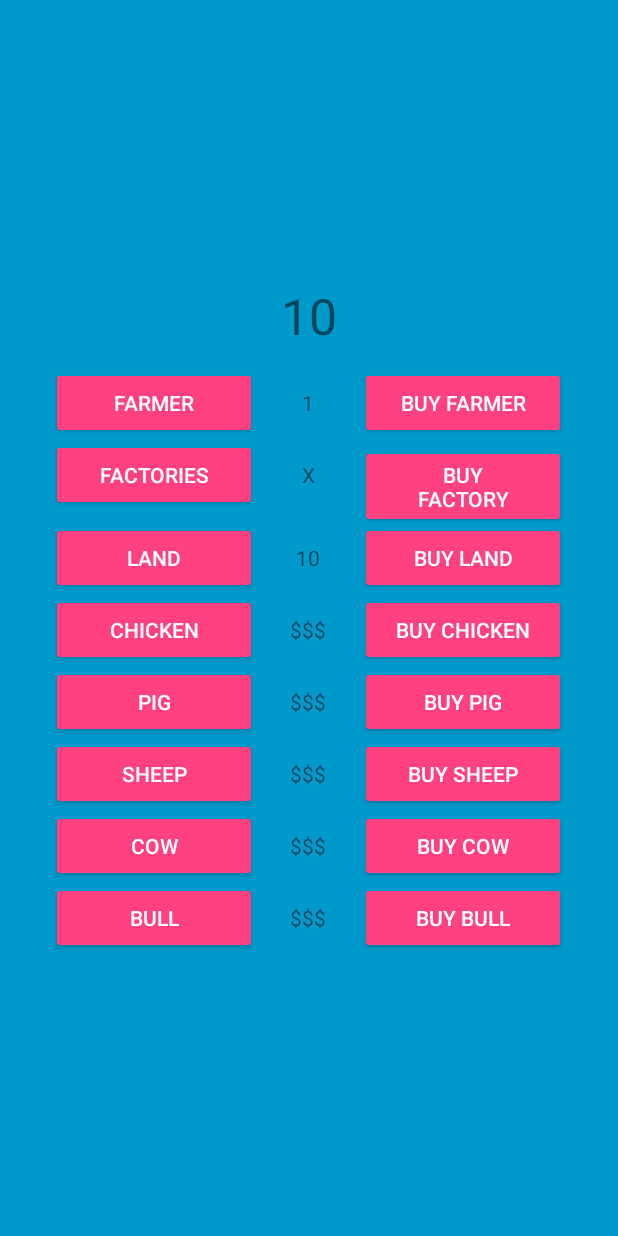
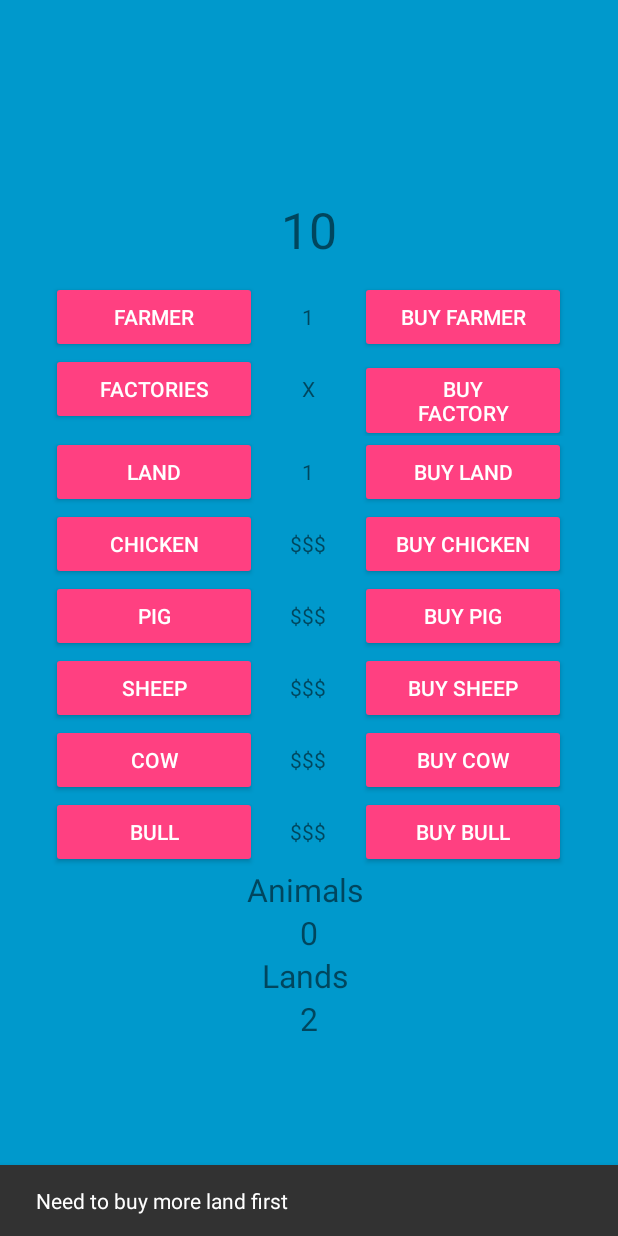
Before and after one commit to Akil-A/FarmToFame, an Android app: the screen it shows after launch (MainActivity), after a tap on "BUY LAND", on a phone screen of 412 x 824 dp. Run offline under Robolectric (Android 15) with nearby library versions, the phone set to English and light mode, and no system bars; 2 other taps on this screen came first.

Commit message:
Må kjøpe farmers og land etter x dyr Må kjøpe land etter x factory

```diff
--- a/app/build.gradle
+++ b/app/build.gradle
@@ -28,4 +28,5 @@ android {
 dependencies {
     compile 'com.android.support:appcompat-v7:25.3.0'
     compile 'com.android.support:support-v4:25.3.0'
+    compile 'com.android.support:design:26.0.0-alpha1'
 }
--- a/app/src/main/java/no/pxpdev/farmtofame/MainActivity.java
+++ b/app/src/main/java/no/pxpdev/farmtofame/MainActivity.java
@@ -2,13 +2,13 @@ package no.pxpdev.farmtofame;
 
 import android.content.Context;
 import android.os.Bundle;
+import android.support.design.widget.Snackbar;
 import android.support.v7.app.AppCompatActivity;
 import android.util.Log;
 import android.view.View;
 import android.widget.Button;
 import android.widget.TextView;
 
-import org.w3c.dom.Text;
 
 import java.io.FileInputStream;
 import java.io.FileNotFoundException;
@@ -45,6 +45,8 @@ public class MainActivity extends AppCompatActivity {
     private TextView mCowTextView;
     private TextView mBullTextView;
     private TextView mTotalMoney;
+    private TextView mAnimalsTextView;
+    private TextView mLandsTextView;
 
     private Button mBuyFarmer;
     private Button mBuyFactory;
@@ -57,9 +59,14 @@ public class MainActivity extends AppCompatActivity {
 
     private int mChickens;
     private int mSum = 10;
+    private int mAnimals = 0;
+    private int mFarmers = 1;
+    private int mLands = 1;
+    private int mFactories = 1;
+    private View mView;
 
     Categories mFarmer;
-    Categories mFactories;
+    Categories mFactory;
     Categories mLand;
     Categories mChicken;
     Categories mPig;
@@ -74,6 +81,8 @@ public class MainActivity extends AppCompatActivity {
 
         setContentView(R.layout.activity_main);
 
+        mView = findViewById(R.id.activity_main_layout);
+
         //Set up statistic Views
         mFarmerTextView = (TextView)findViewById(R.id.farmer_money);
         mFactoryTextView = (TextView)findViewById(R.id.factory_money);
@@ -83,6 +92,8 @@ public class MainActivity extends AppCompatActivity {
         mSheepTextView = (TextView)findViewById(R.id.sheep_money);
         mCowTextView = (TextView)findViewById(R.id.cow_money);
         mBullTextView = (TextView)findViewById(R.id.bull_money);
+        mAnimalsTextView = (TextView)findViewById(R.id.animals_counter_text_view);
+        mLandsTextView = (TextView)findViewById(R.id.lands_counter_text_view);
 
 
         mTotalMoney = (TextView)findViewById(R.id.total_money);
@@ -98,8 +109,8 @@ public class MainActivity extends AppCompatActivity {
         mBuyFarmer.setOnClickListener(mBuyListener);
 
         mBuyFactory = (Button)findViewById(R.id.buy_factory);
-        mBuyFarmer.setTag(ID_FACTORIES);
-        mBuyFarmer.setOnClickListener(mBuyListener);
+        mBuyFactory.setTag(ID_FACTORIES);
+        mBuyFactory.setOnClickListener(mBuyListener);
 
         mBuyLand = (Button)findViewById(R.id.buy_land);
         mBuyLand.setTag(ID_LANDS);
@@ -127,9 +138,9 @@ public class MainActivity extends AppCompatActivity {
 
         //Declare Category models
         mFarmer = new Categories(20, 1, 3000, 3);
-        mFactories = new Categories(200, 0, 2000, 50);
-        mLand = new Categories(100, 1, 5000, 2);
-        mChicken = new Categories(10, 1, 1000, 1);
+        mFactory = new Categories(2, 0, 2000, 50);
+        mLand = new Categories(1, 1, 5000, 2);
+        mChicken = new Categories(1, 1, 1000, 1);
         mPig = new Categories(40, 0, 3000, 60);
         mSheep = new Categories(35, 0, 2000, 50);
         mCow = new Categories(80, 0, 5000, 70);
@@ -157,16 +168,24 @@ public class MainActivity extends AppCompatActivity {
         int categoryCounter;
         int categoryPrice;
         int categoryBonus;
-        switch(id){
+        boolean buyFarmer = (mAnimals / mFarmers) > 24;
+        boolean buyLand = (mAnimals / mLands) > 99;
+        boolean canBuyFactory = (mLands / mFactories) > 9;
+
+        switch(id)  {
             case ID_FARMERS:
                 categoryTimeout = mFarmer.getTimeout();
                 categoryCounter = mFarmer.getCounter();
                 categoryBonus = mFarmer.getCategoryBonus();
                 categoryPrice = mFarmer.getPrice();
 
+
                 if(mSum >= categoryPrice) {
                     mSum -= categoryPrice;
                     categoryPrice += ++categoryCounter*2;
+                    mFarmers++;
+                   /* if(buyFarmer)
+                        mAnimals = 0;*/
                 }
                 else
                     return false;
@@ -181,25 +200,31 @@ public class MainActivity extends AppCompatActivity {
                 break;
 
             case ID_FACTORIES:
-                categoryTimeout = mFactories.getTimeout();
-                categoryCounter = mFactories.getCounter();
-                categoryBonus = mFactories.getCategoryBonus();
-                categoryPrice = mFactories.getPrice();
+                categoryTimeout = mFactory.getTimeout();
+                categoryCounter = mFactory.getCounter();
+                categoryBonus = mFactory.getCategoryBonus();
+                categoryPrice = mFactory.getPrice();
 
-                if(mSum >= categoryPrice) {
+                if(mSum >= categoryPrice && canBuyFactory) {
                     mSum -= categoryPrice;
-                    categoryPrice += ++categoryCounter*2;
+                    //categoryPrice += ++categoryCounter*2;
+                    mFactories++;
                 }
-                else
+                else {
+                    if(!canBuyFactory)
+                        showSnackBar("Need to buy more land first");
+
                     return false;
+
+                }
 
                 mFactoryTextView.setText(String.valueOf(categoryPrice));
                 callback = (counter) -> {
                     mSum += categoryBonus;
                     mTotalMoney.setText(String.valueOf(mSum));
                 };
-                mFactories.setCounter(++categoryCounter);
-                mFactories.setPrice(categoryPrice);
+                mFactory.setCounter(++categoryCounter);
+                mFactory.setPrice(categoryPrice);
                 break;
 
             case ID_LANDS:
@@ -210,7 +235,8 @@ public class MainActivity extends AppCompatActivity {
 
                 if(mSum >= categoryPrice) {
                     mSum -= categoryPrice;
-                    categoryPrice += categoryCounter*2;
+                    //categoryPrice += categoryCounter*2;
+                    mLands++;
                 }
                 else
                     return false;
@@ -230,12 +256,19 @@ public class MainActivity extends AppCompatActivity {
                 categoryBonus = mChicken.getCategoryBonus();
                 categoryPrice = mChicken.getPrice();
 
-                if( mSum >= categoryPrice) {
+                if(mSum >= categoryPrice && !buyFarmer && !buyLand) {
                     mSum -= categoryPrice;
                     categoryPrice += categoryCounter*2;
+                    mAnimals++;
                 }
-                else
+                else{
+                    if(buyFarmer)
+                        showSnackBar("Need to buy farmer");
+                    else if(buyLand)
+                        showSnackBar("Need to buy land");
+
                     return false;
+                }
 
                 mChickenTextView.setText(String.valueOf(categoryPrice));
                 mChickens = initial;
@@ -254,12 +287,19 @@ public class MainActivity extends AppCompatActivity {
                 categoryBonus = mPig.getCategoryBonus();
                 categoryPrice = mPig.getPrice();
 
-                if(mSum >= categoryPrice) {
+                if(mSum >= categoryPrice && !buyFarmer && !buyLand) {
                     mSum -= categoryPrice;
                     categoryPrice += categoryCounter*2;
+                    mAnimals++;
                 }
-                else
+                else{
+                    if(buyFarmer)
+                        showSnackBar("Need to buy farmer");
+                    else if(buyLand)
+                        showSnackBar("Need to buy land");
+
                     return false;
+                }
 
                 mPigTextView.setText(String.valueOf(categoryPrice));
                 callback = (counter) -> {
@@ -276,12 +316,19 @@ public class MainActivity extends AppCompatActivity {
                 categoryBonus = mSheep.getCategoryBonus();
                 categoryPrice = mSheep.getPrice();
 
-                if(mSum >= categoryPrice) {
+                if(mSum >= categoryPrice && !buyFarmer && !buyLand) {
                     mSum -= categoryPrice;
                     categoryPrice += categoryCounter*2;
+                    mAnimals++;
                 }
-                else
+                else {
+                    if(buyFarmer)
+                        showSnackBar("Need to buy farmer");
+                    else if(buyLand)
+                        showSnackBar("Need to buy land");
+
                     return false;
+                }
 
                 mSheepTextView.setText(String.valueOf(categoryPrice));
                 callback = (counter) -> {
@@ -298,12 +345,19 @@ public class MainActivity extends AppCompatActivity {
                 categoryBonus = mCow.getCategoryBonus();
                 categoryPrice = mCow.getPrice();
 
-                if(mSum >= categoryPrice) {
+                if(mSum >= categoryPrice && !buyFarmer && !buyLand) {
                     mSum -= categoryPrice;
                     categoryPrice += categoryCounter*2;
+                    mAnimals++;
                 }
-                else
+                else{
+                    if(buyFarmer)
+                        showSnackBar("Need to buy farmer");
+                    else if(buyLand)
+                        showSnackBar("Need to buy land");
+
                     return false;
+                }
 
                 mCowTextView.setText(String.valueOf(categoryPrice));
                 callback = (counter) -> {
@@ -320,12 +374,19 @@ public class MainActivity extends AppCompatActivity {
                 categoryBonus = mBull.getCategoryBonus();
                 categoryPrice = mBull.getPrice();
 
-                if(mSum >= categoryPrice) {
+                if(mSum >= categoryPrice && !buyFarmer && !buyLand) {
                     mSum -= categoryPrice;
                     categoryPrice += categoryCounter*2;
+                    mAnimals++;
                 }
-                else
+                else{
+                    if(buyFarmer)
+                        showSnackBar("Need to buy farmer");
+                    else if(buyLand)
+                        showSnackBar("Need to buy land");
+
                     return false;
+                }
 
                 mBullTextView.setText(String.valueOf(categoryPrice));
                 callback = (counter) -> {
@@ -342,6 +403,9 @@ public class MainActivity extends AppCompatActivity {
                 return false;
         }
 
+        mAnimalsTextView.setText(String.valueOf(mAnimals));
+        mLandsTextView.setText(String.valueOf(mLands));
+
         if(mTimedEvents.containsKey(id)){
             return false;
         } else {
@@ -350,8 +414,12 @@ public class MainActivity extends AppCompatActivity {
             event.start();
             return true;
         }
+    }
 
+    private void showSnackBar(String message){
+        Snackbar.make(mView, message, Snackbar.LENGTH_LONG).show();
     }
+
 
     private boolean stopTimer(String id)
     {
--- a/app/src/main/res/layout/activity_main.xml
+++ b/app/src/main/res/layout/activity_main.xml
@@ -1,5 +1,6 @@
 <LinearLayout xmlns:android="http://schemas.android.com/apk/res/android"
 	xmlns:tools="http://schemas.android.com/tools"
+	          android:id="@+id/activity_main_layout"
 	android:layout_width="match_parent"
 	android:layout_height="match_parent"
 	android:background="#0099cc"
@@ -289,5 +290,40 @@
 			android:text="@string/buy_bull"
 			/>
 	</LinearLayout>
+	<TextView
+		android:id="@+id/animals_text"
+		android:layout_width="match_parent"
+		android:layout_height="wrap_content"
+		android:gravity="center_horizontal"
+		android:textSize="21sp"
+		android:text="Animals "
+		/>
+
+	<TextView
+		android:id="@+id/animals_counter_text_view"
+		android:layout_width="match_parent"
+		android:layout_height="wrap_content"
+		android:gravity="center_horizontal"
+		android:textSize="21sp"
+		android:text="x"
+		/>
+
+	<TextView
+		android:id="@+id/lands_text"
+		android:layout_width="match_parent"
+		android:layout_height="wrap_content"
+		android:gravity="center_horizontal"
+		android:textSize="21sp"
+		android:text="Lands "
+		/>
+
+	<TextView
+		android:id="@+id/lands_counter_text_view"
+		android:layout_width="match_parent"
+		android:layout_height="wrap_content"
+		android:gravity="center_horizontal"
+		android:textSize="21sp"
+		android:text="x"
+		/>
 
 </LinearLayout>
```
